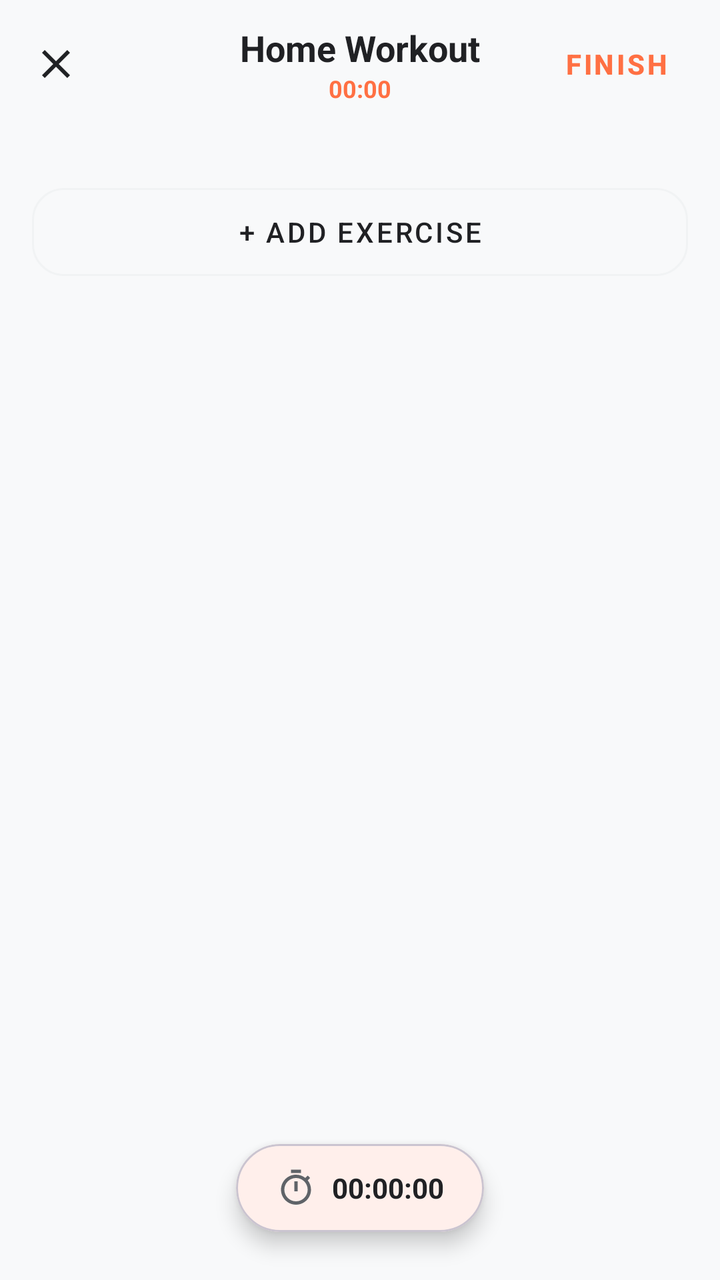
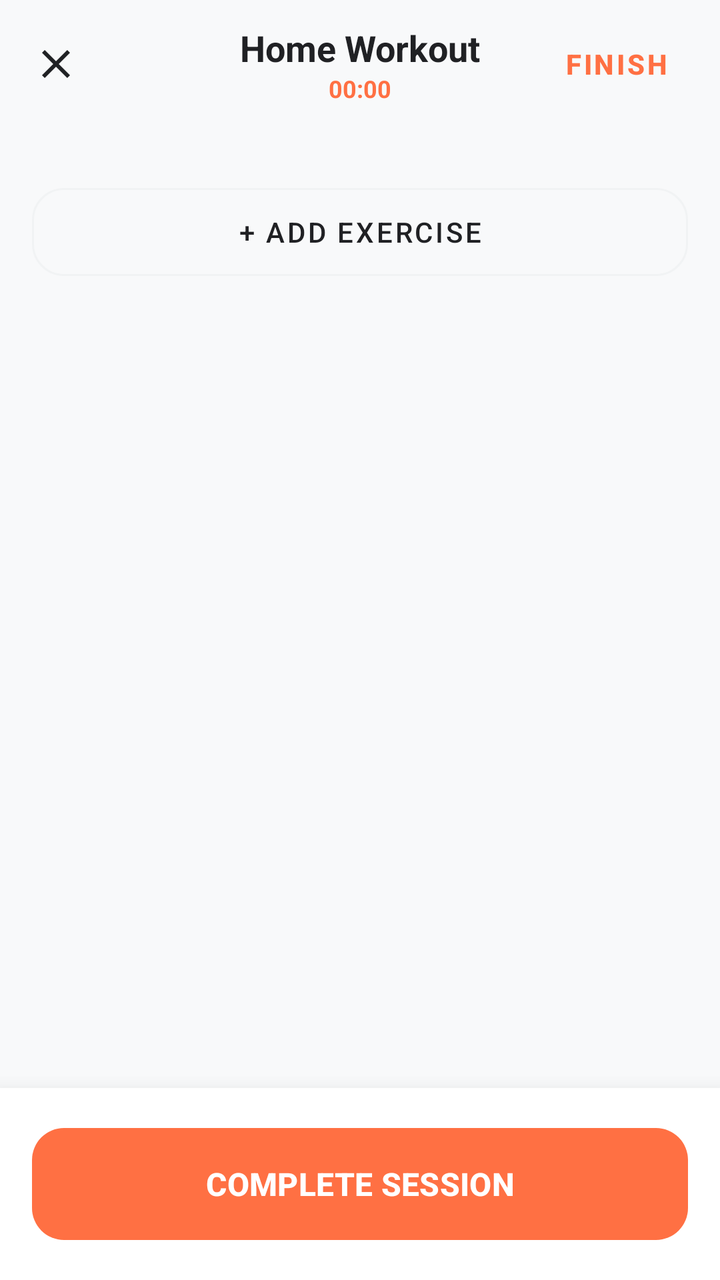

Compare the two renders of this Android layout. The source of the first and the diff that turns it into the second are given below.
<!-- AndroidManifest.xml: application theme Theme.MyApplication -->
<!-- res/layout/activity_workout_session.xml -->
<?xml version="1.0" encoding="utf-8"?>
<androidx.coordinatorlayout.widget.CoordinatorLayout
    xmlns:android="http://schemas.android.com/apk/res/android"
    xmlns:app="http://schemas.android.com/apk/res-auto"
    xmlns:tools="http://schemas.github.com/tools"
    android:id="@+id/workoutSessionMain"
    android:layout_width="match_parent"
    android:layout_height="match_parent"
    android:background="@color/app_background"
    tools:context=".WorkoutSessionActivity">

    <com.google.android.material.appbar.AppBarLayout
        android:layout_width="match_parent"
        android:layout_height="wrap_content"
        android:background="@android:color/transparent"
        app:elevation="0dp">

        <com.google.android.material.appbar.MaterialToolbar
            android:id="@+id/toolbar"
            android:layout_width="match_parent"
            android:layout_height="?attr/actionBarSize"
            app:navigationIcon="@drawable/ic_close"
            app:navigationIconTint="@color/text_primary">

            <LinearLayout
                android:layout_width="wrap_content"
                android:layout_height="wrap_content"
                android:orientation="vertical"
                android:layout_gravity="center">
                <TextView
                    android:id="@+id/tvRoutineTitle"
                    android:layout_width="wrap_content"
                    android:layout_height="wrap_content"
                    android:text="Home Workout"
                    android:textColor="@color/text_primary"
                    android:textSize="18sp"
                    android:textStyle="bold"
                    android:layout_gravity="center_horizontal"/>
                <TextView
                    android:id="@+id/tvTimer"
                    android:layout_width="wrap_content"
                    android:layout_height="wrap_content"
                    android:text="00:00"
                    android:textColor="@color/orange_primary"
                    android:textSize="12sp"
                    android:textStyle="bold"
                    android:layout_gravity="center_horizontal"/>
            </LinearLayout>

            <com.google.android.material.button.MaterialButton
                android:id="@+id/tvFinishWorkout"
                style="@style/Widget.MaterialComponents.Button.TextButton"
                android:layout_width="wrap_content"
                android:layout_height="wrap_content"
                android:layout_gravity="end"
                android:layout_marginEnd="8dp"
                android:text="FINISH"
                android:textColor="@color/orange_primary"
                android:textStyle="bold" />
        </com.google.android.material.appbar.MaterialToolbar>
    </com.google.android.material.appbar.AppBarLayout>

    <androidx.core.widget.NestedScrollView
        android:layout_width="match_parent"
        android:layout_height="match_parent"
        android:fillViewport="true"
        app:layout_behavior="@string/appbar_scrolling_view_behavior">

        <LinearLayout
            android:layout_width="match_parent"
            android:layout_height="wrap_content"
            android:orientation="vertical"
            android:padding="16dp"
            android:paddingBottom="100dp">

            <LinearLayout
                android:id="@+id/llExerciseContainer"
                android:layout_width="match_parent"
                android:layout_height="wrap_content"
                android:orientation="vertical" />

            <com.google.android.material.button.MaterialButton
                android:id="@+id/btnAddExercise"
                style="@style/Widget.MaterialComponents.Button.OutlinedButton"
                android:layout_width="match_parent"
                android:layout_height="56dp"
                android:text="+ ADD EXERCISE"
                android:textColor="@color/text_primary"
                app:cornerRadius="16dp"
                app:strokeColor="@color/app_surface_variant"
                android:layout_marginTop="8dp" />

        </LinearLayout>
    </androidx.core.widget.NestedScrollView>

    
    <com.google.android.material.card.MaterialCardView
        android:id="@+id/cvSessionControls"
        android:layout_width="wrap_content"
        android:layout_height="wrap_content"
        android:layout_gravity="bottom|center_horizontal"
        android:layout_marginBottom="24dp"
        app:cardCornerRadius="28dp"
        app:cardElevation="6dp"
        app:cardBackgroundColor="@color/app_surface">

        <LinearLayout
            android:layout_width="wrap_content"
            android:layout_height="wrap_content"
            android:orientation="horizontal"
            android:paddingHorizontal="20dp"
            android:paddingVertical="12dp"
            android:gravity="center">

            <ImageView
                android:layout_width="20dp"
                android:layout_height="20dp"
                android:src="@drawable/ic_timer"
                app:tint="@color/text_secondary" />

            <TextView
                android:id="@+id/tvControlTimer"
                android:layout_width="wrap_content"
                android:layout_height="wrap_content"
                android:text="00:00:00"
                android:textColor="@color/text_primary"
                android:textSize="14sp"
                android:textStyle="bold"
                android:layout_marginStart="8dp"/>
        </LinearLayout>
    </com.google.android.material.card.MaterialCardView>

</androidx.coordinatorlayout.widget.CoordinatorLayout>
<!-- resources referenced by this layout -->
<resources>
  <color name="app_background">#F8F9FA</color>
  <color name="app_surface">#FFFFFF</color>
  <color name="app_surface_variant">#F1F3F4</color>
  <color name="orange_primary">#FF7043</color>
  <color name="text_primary">#202124</color>
  <color name="text_secondary">#5F6368</color>
  <!-- drawable ic_close (drawable) -->
  <?xml version="1.0" encoding="utf-8"?>
  <vector xmlns:android="http://schemas.android.com/apk/res/android"
      android:width="24dp"
      android:height="24dp"
      android:viewportWidth="24"
      android:viewportHeight="24">
      <path
          android:fillColor="#FFFFFF"
          android:pathData="M19,6.41L17.59,5 12,10.59 6.41,5 5,6.41 10.59,12 5,17.59 6.41,19 12,13.41 17.59,19 19,17.59 13.41,12z" />
  </vector>
  <!-- drawable ic_timer (drawable) -->
  <?xml version="1.0" encoding="utf-8"?>
  <vector xmlns:android="http://schemas.android.com/apk/res/android"
      android:width="24dp"
      android:height="24dp"
      android:viewportWidth="24"
      android:viewportHeight="24">
      <path
          android:fillColor="#FFFFFF"
          android:pathData="M15,1L9,1v2h6L15,1zM11,14h2L13,8h-2v6zM19.03,7.39l1.42,-1.42c-0.43,-0.51 -0.9,-0.99 -1.41,-1.41l-1.42,1.42C16.07,4.74 14.12,4 12,4c-4.97,0 -9,4.03 -9,9s4.03,9 9,9 9,-4.03 9,-9c0,-2.12 -0.74,-4.07 -1.97,-5.61zM12,20c-3.87,0 -7,-3.13 -7,-7s3.13,-7 7,-7 7,3.13 7,7 -3.13,7 -7,7z" />
  </vector>
  <style name="Theme.MyApplication" parent="Base.Theme.MyApplication" />
  <style name="Base.Theme.MyApplication" parent="Theme.Material3.DayNight.NoActionBar">
          
          <item name="colorPrimary">@color/orange_primary</item>
          <item name="colorOnPrimary">@color/white</item>
          <item name="colorPrimaryContainer">@color/orange_light</item>
  
          
          <item name="android:windowBackground">@color/app_background</item>
          <item name="colorSurface">@color/app_surface</item>
          <item name="colorOnSurface">@color/text_primary</item>
          <item name="colorSurfaceVariant">@color/app_surface_variant</item>
  
          
          <item name="android:textColorPrimary">@color/text_primary</item>
          <item name="android:textColorSecondary">@color/text_secondary</item>
  
          
          <item name="android:statusBarColor">@color/app_background</item>
          <item name="android:windowLightStatusBar">true</item>
      </style>
  <color name="white">#FFFFFFFF</color>
  <color name="orange_light">#FFCCBC</color>
</resources>

<!-- the commit's change to res/layout/activity_workout_session.xml (unified diff, before → after) -->
@@ -1,5 +1,5 @@
 <?xml version="1.0" encoding="utf-8"?>
-<androidx.coordinatorlayout.widget.CoordinatorLayout
+<androidx.constraintlayout.widget.ConstraintLayout
     xmlns:android="http://schemas.android.com/apk/res/android"
     xmlns:app="http://schemas.android.com/apk/res-auto"
     xmlns:tools="http://schemas.github.com/tools"
@@ -9,11 +9,14 @@
     android:background="@color/app_background"
     tools:context=".WorkoutSessionActivity">
 
+    
     <com.google.android.material.appbar.AppBarLayout
+        android:id="@+id/appBarLayout"
         android:layout_width="match_parent"
         android:layout_height="wrap_content"
         android:background="@android:color/transparent"
-        app:elevation="0dp">
+        app:elevation="0dp"
+        app:layout_constraintTop_toTopOf="parent">
 
         <com.google.android.material.appbar.MaterialToolbar
             android:id="@+id/toolbar"
@@ -48,7 +51,7 @@
             </LinearLayout>
 
             <com.google.android.material.button.MaterialButton
-                android:id="@+id/tvFinishWorkout"
+                android:id="@+id/btnToolbarFinish"
                 style="@style/Widget.MaterialComponents.Button.TextButton"
                 android:layout_width="wrap_content"
                 android:layout_height="wrap_content"
@@ -60,18 +63,20 @@
         </com.google.android.material.appbar.MaterialToolbar>
     </com.google.android.material.appbar.AppBarLayout>
 
+    
     <androidx.core.widget.NestedScrollView
+        android:id="@+id/scrollView"
         android:layout_width="match_parent"
-        android:layout_height="match_parent"
+        android:layout_height="0dp"
         android:fillViewport="true"
-        app:layout_behavior="@string/appbar_scrolling_view_behavior">
+        app:layout_constraintTop_toBottomOf="@id/appBarLayout"
+        app:layout_constraintBottom_toTopOf="@id/bottomActionContainer">
 
         <LinearLayout
             android:layout_width="match_parent"
             android:layout_height="wrap_content"
             android:orientation="vertical"
-            android:padding="16dp"
-            android:paddingBottom="100dp">
+            android:padding="16dp">
 
             <LinearLayout
                 android:id="@+id/llExerciseContainer"
@@ -88,46 +93,33 @@
                 android:textColor="@color/text_primary"
                 app:cornerRadius="16dp"
                 app:strokeColor="@color/app_surface_variant"
-                android:layout_marginTop="8dp" />
-
+                android:layout_marginTop="8dp"
+                android:layout_marginBottom="32dp"/>
         </LinearLayout>
     </androidx.core.widget.NestedScrollView>
 
     
-    <com.google.android.material.card.MaterialCardView
-        android:id="@+id/cvSessionControls"
-        android:layout_width="wrap_content"
+    <LinearLayout
+        android:id="@+id/bottomActionContainer"
+        android:layout_width="match_parent"
         android:layout_height="wrap_content"
-        android:layout_gravity="bottom|center_horizontal"
-        android:layout_marginBottom="24dp"
-        app:cardCornerRadius="28dp"
-        app:cardElevation="6dp"
-        app:cardBackgroundColor="@color/app_surface">
+        android:orientation="vertical"
+        android:padding="16dp"
+        android:background="@color/app_surface"
+        android:elevation="16dp"
+        app:layout_constraintBottom_toBottomOf="parent">
 
-        <LinearLayout
-            android:layout_width="wrap_content"
-            android:layout_height="wrap_content"
-            android:orientation="horizontal"
-            android:paddingHorizontal="20dp"
-            android:paddingVertical="12dp"
-            android:gravity="center">
+        <com.google.android.material.button.MaterialButton
+            android:id="@+id/tvFinishWorkout"
+            android:layout_width="match_parent"
+            android:layout_height="64dp"
+            android:text="COMPLETE SESSION"
+            android:textSize="16sp"
+            android:textStyle="bold"
+            android:textColor="@color/white"
+            app:backgroundTint="@color/orange_primary"
+            app:cornerRadius="16dp"
+            app:elevation="8dp" />
+    </LinearLayout>
 
-            <ImageView
-                android:layout_width="20dp"
-                android:layout_height="20dp"
-                android:src="@drawable/ic_timer"
-                app:tint="@color/text_secondary" />
-
-            <TextView
-                android:id="@+id/tvControlTimer"
-                android:layout_width="wrap_content"
-                android:layout_height="wrap_content"
-                android:text="00:00:00"
-                android:textColor="@color/text_primary"
-                android:textSize="14sp"
-                android:textStyle="bold"
-                android:layout_marginStart="8dp"/>
-        </LinearLayout>
-    </com.google.android.material.card.MaterialCardView>
-
-</androidx.coordinatorlayout.widget.CoordinatorLayout>
+</androidx.constraintlayout.widget.ConstraintLayout>
<!-- resource entries referenced after the edit -->
@@ -5,7 +5,7 @@
   <color name="app_surface_variant">#F1F3F4</color>
   <color name="orange_primary">#FF7043</color>
   <color name="text_primary">#202124</color>
-  <color name="text_secondary">#5F6368</color>
+  <color name="white">#FFFFFFFF</color>
   <!-- drawable ic_close (drawable) -->
   <?xml version="1.0" encoding="utf-8"?>
   <vector xmlns:android="http://schemas.android.com/apk/res/android"
@@ -16,17 +16,6 @@
       <path
           android:fillColor="#FFFFFF"
           android:pathData="M19,6.41L17.59,5 12,10.59 6.41,5 5,6.41 10.59,12 5,17.59 6.41,19 12,13.41 17.59,19 19,17.59 13.41,12z" />
-  </vector>
-  <!-- drawable ic_timer (drawable) -->
-  <?xml version="1.0" encoding="utf-8"?>
-  <vector xmlns:android="http://schemas.android.com/apk/res/android"
-      android:width="24dp"
-      android:height="24dp"
-      android:viewportWidth="24"
-      android:viewportHeight="24">
-      <path
-          android:fillColor="#FFFFFF"
-          android:pathData="M15,1L9,1v2h6L15,1zM11,14h2L13,8h-2v6zM19.03,7.39l1.42,-1.42c-0.43,-0.51 -0.9,-0.99 -1.41,-1.41l-1.42,1.42C16.07,4.74 14.12,4 12,4c-4.97,0 -9,4.03 -9,9s4.03,9 9,9 9,-4.03 9,-9c0,-2.12 -0.74,-4.07 -1.97,-5.61zM12,20c-3.87,0 -7,-3.13 -7,-7s3.13,-7 7,-7 7,3.13 7,7 -3.13,7 -7,7z" />
   </vector>
   <style name="Theme.MyApplication" parent="Base.Theme.MyApplication" />
   <style name="Base.Theme.MyApplication" parent="Theme.Material3.DayNight.NoActionBar">
@@ -49,7 +38,7 @@
           <item name="android:statusBarColor">@color/app_background</item>
           <item name="android:windowLightStatusBar">true</item>
       </style>
-  <color name="white">#FFFFFFFF</color>
   <color name="orange_light">#FFCCBC</color>
+  <color name="text_secondary">#5F6368</color>
 </resources>
 
